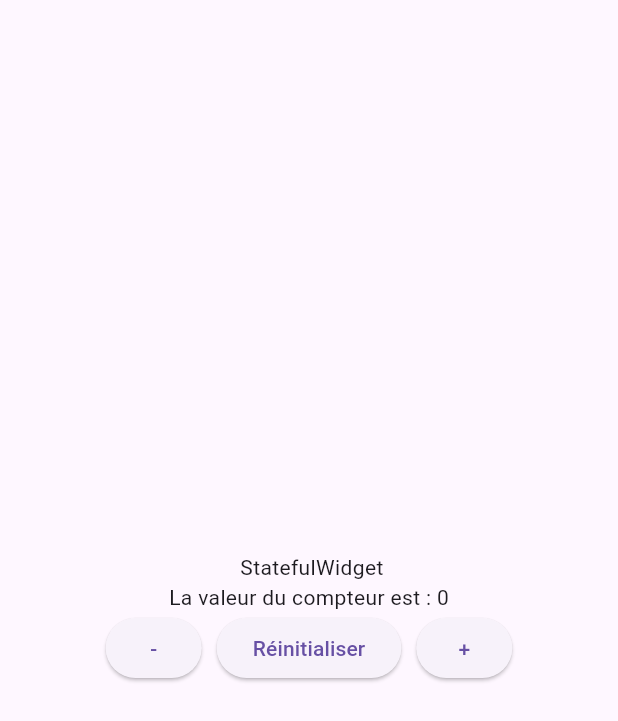
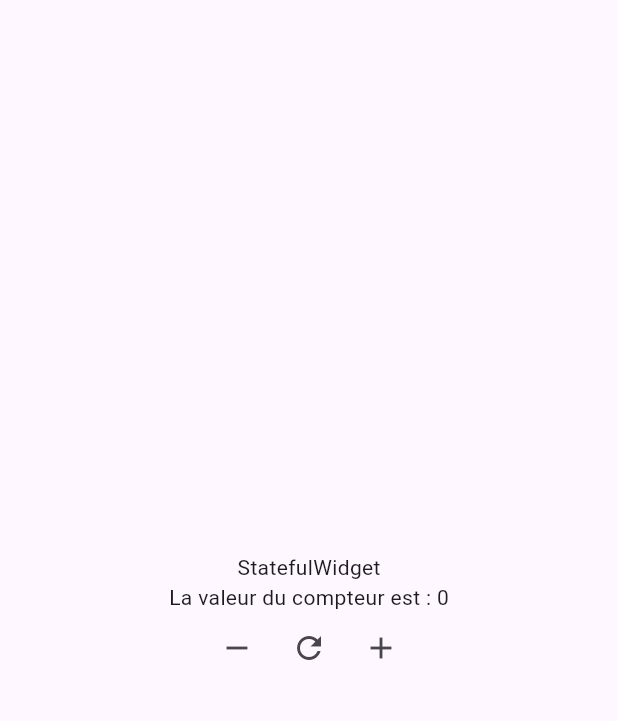
Before and after one commit to lounasallouti1/flutter_app_navigation, a Flutter app: the screen it shows after launch, on a phone screen of 412 x 824 dp. Shown: the top 721 px of the screen. Run offline on Flutter 3.47's test engine with Material 3 defaults, Android fonts, the phone set to English and light mode, and no system bars.

Commit message:
Remplacement des boutons par des iconbutton

```diff
--- a/flutter_app_stateful/lib/main.dart
+++ b/flutter_app_stateful/lib/main.dart
@@ -22,36 +22,34 @@ class _MyWidgetState extends State<MyWidget> {
           child: Column(
             mainAxisAlignment: MainAxisAlignment.center,
             children: [
-              Text(" StatefulWidget"),
+              Text("StatefulWidget"),
               Text("La valeur du compteur est : $compteur"),
               Row(
                 mainAxisAlignment: MainAxisAlignment.center,
                 children: [
-                  ElevatedButton(
+                  IconButton(
                     onPressed: () {
                       setState(() {
                         compteur--;
                       });
                     },
-                    child: Text("-"),
+                    icon: Icon(Icons.remove),
                   ),
-                  SizedBox(width: 10),
-                  ElevatedButton(
+                  IconButton(
                     onPressed: () {
                       setState(() {
                         compteur = 0;
                       });
                     },
-                    child: Text("Réinitialiser"),
+                    icon: Icon(Icons.refresh),
                   ),
-                  SizedBox(width: 10),
-                  ElevatedButton(
+                  IconButton(
                     onPressed: () {
                       setState(() {
                         compteur++;
                       });
                     },
-                    child: Text("+"),
+                    icon: Icon(Icons.add),
                   ),
                 ],
               ),
```
